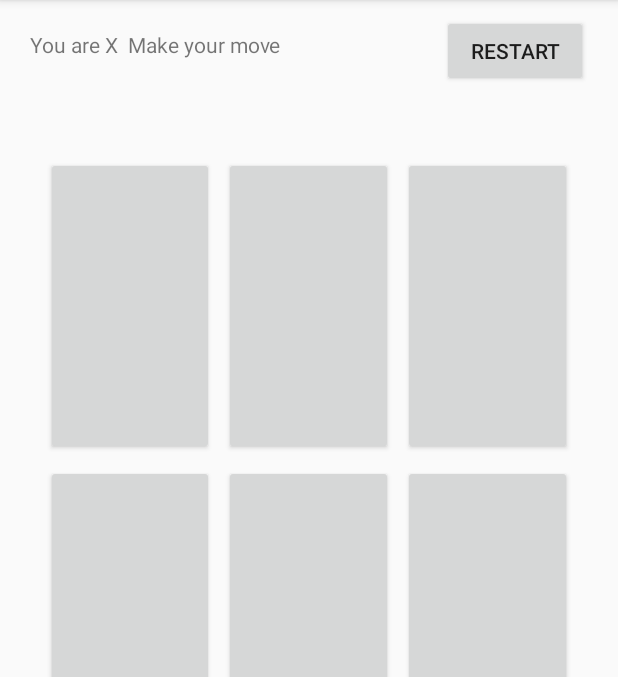
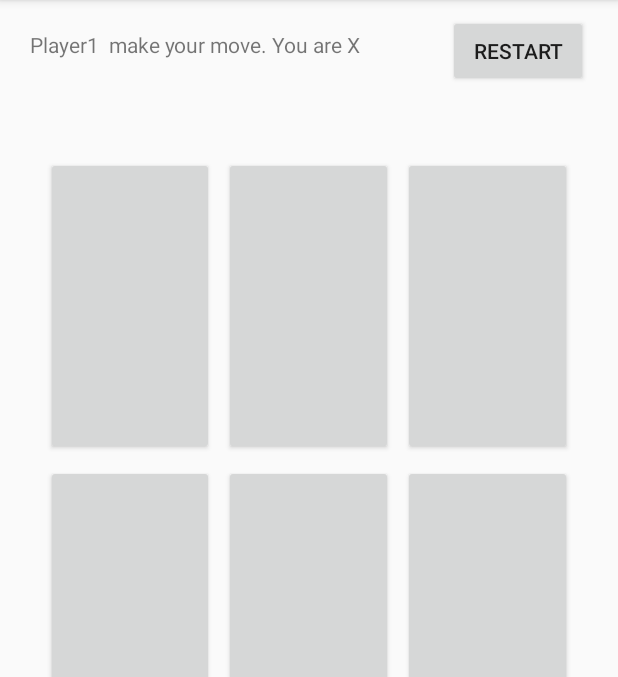
Before and after one commit to sushant00/Tic-Tac-Toe_AndroidApp, an Android app: the screen it shows after launch (MainActivity), on a phone screen of 412 x 824 dp, the part 84-761 px from its top. Run offline under Robolectric (Android 15) with nearby library versions, the phone set to English and light mode, and no system bars.

Commit message:
added text input for player names

```diff
--- a/Tic-Tac-Toe/app/src/main/java/google_cs_with_android/tic_tac_toe/MainActivity.java
+++ b/Tic-Tac-Toe/app/src/main/java/google_cs_with_android/tic_tac_toe/MainActivity.java
@@ -13,6 +13,7 @@ import android.widget.Button;
 
 public class MainActivity extends AppCompatActivity {
     private int firstTurn ;
+    private String[] names = {"Player1","Player2"};
     private boolean playAgainstCom;
     private String playerMark;
     private BoardView boardView;
@@ -27,7 +28,7 @@ public class MainActivity extends AppCompatActivity {
             @Override
             public void onClick(View v) {
                 boardView = new BoardView(MainActivity.this);
-                boardView.init(playAgainstCom, playerMark, firstTurn);
+                boardView.init(playAgainstCom, playerMark, firstTurn,names);
             }
         });
 
@@ -37,14 +38,15 @@ public class MainActivity extends AppCompatActivity {
             playerMark = mySharedPreferences.getString("playerMark", "X");
             //if firstTurn==1 : player makes the move else if firstTurn == 0: com plays
             firstTurn = Integer.parseInt(mySharedPreferences.getString("firstTurn1", "1"));
-            Log.i("change","to"+firstTurn);
-
+            names[0] = mySharedPreferences.getString("playerName", "Player1");
         }else{
             playerMark = mySharedPreferences.getString("player1Mark", "X");
             //if firstTurn==1 : player1 makes the move else: player2
             firstTurn = Integer.parseInt(mySharedPreferences.getString("firstTurn2", "1"));
+            names[0] = mySharedPreferences.getString("player1Name", "Player1");
+            names[1] = mySharedPreferences.getString("player2Name", "Player2");
         }
-        boardView.init(playAgainstCom, playerMark, firstTurn);
+        boardView.init(playAgainstCom, playerMark, firstTurn,names);
     }
 
 
@@ -81,15 +83,16 @@ public class MainActivity extends AppCompatActivity {
                 playerMark = mySharedPreferences.getString("playerMark", "X");
                 //if firstTurn==1 : player makes the move else if firstTurn == 0: com plays
                 firstTurn = Integer.parseInt(mySharedPreferences.getString("firstTurn1", "1"));
-
+                names[0] = mySharedPreferences.getString("playerName", "Player1");
             }else{
                 playerMark = mySharedPreferences.getString("player1Mark", "X");
                 //if firstTurn==1 : player1 makes the move else: player2
-                 firstTurn = Integer.parseInt(mySharedPreferences.getString("firstTurn2", "1"));
-
+                firstTurn = Integer.parseInt(mySharedPreferences.getString("firstTurn2", "1"));
+                names[0] = mySharedPreferences.getString("player1Name", "Player1");
+                names[1] = mySharedPreferences.getString("player2Name", "Player2");
             }
             boardView = new BoardView(MainActivity.this);
-            boardView.init(playAgainstCom, playerMark, firstTurn);
+            boardView.init(playAgainstCom, playerMark, firstTurn,names);
         }
     }
 }
--- a/Tic-Tac-Toe/app/src/main/res/anim/shake.xml
+++ b/Tic-Tac-Toe/app/src/main/res/anim/shake.xml
@@ -1,9 +1,8 @@
 <?xml version="1.0" encoding="utf-8"?>
 <rotate xmlns:android="http://schemas.android.com/apk/res/android"
     android:duration="100"
-    android:fromDegrees="-5"
-    android:pivotX="50%"
+    android:fromDegrees="-3"
     android:pivotY="50%"
     android:repeatCount="10"
     android:repeatMode="reverse"
-    android:toDegrees="5" />
+    android:toDegrees="3" />
--- a/Tic-Tac-Toe/app/src/main/res/layout/activity_main.xml
+++ b/Tic-Tac-Toe/app/src/main/res/layout/activity_main.xml
@@ -146,7 +146,7 @@
             android:textColor="#5400ff" />
 
         <Button
-            android:text="x"
+            android:text=""
             android:layout_width="wrap_content"
             android:layout_height="match_parent"
             android:layout_margin="3dp"
```
Also changed, not shown: Tic-Tac-Toe/app/src/main/java/google_cs_with_android/tic_tac_toe/BoardView.java (+43 -14 lines), Tic-Tac-Toe/app/src/main/res/xml/preferences.xml (+6 -3 lines).
